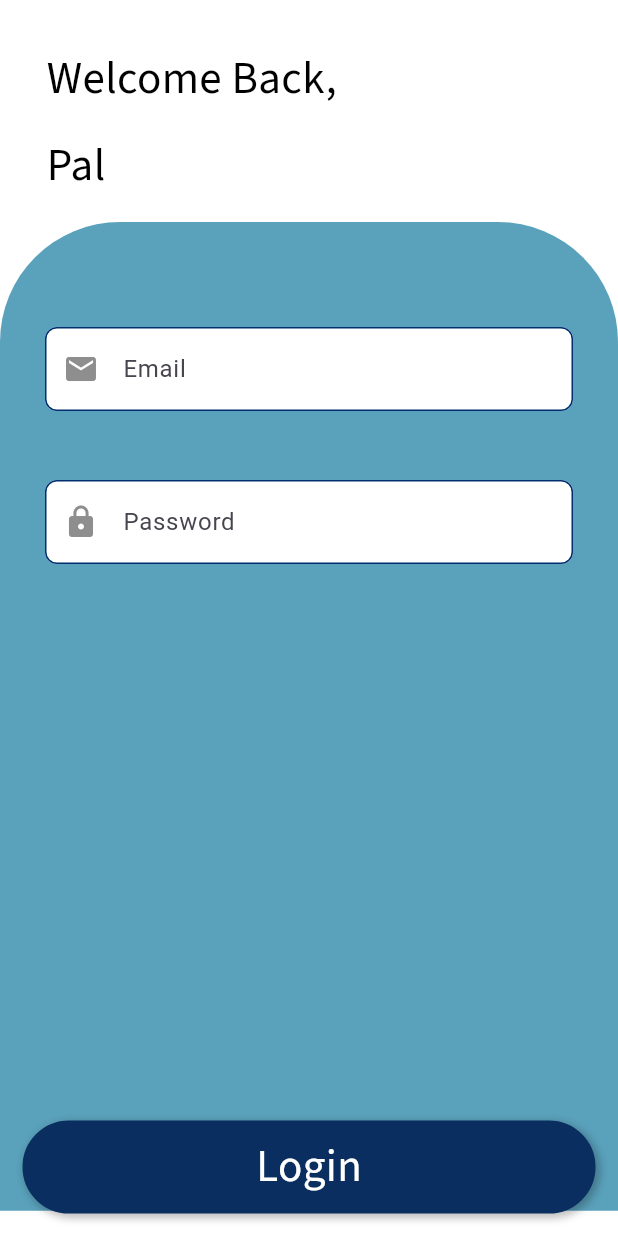
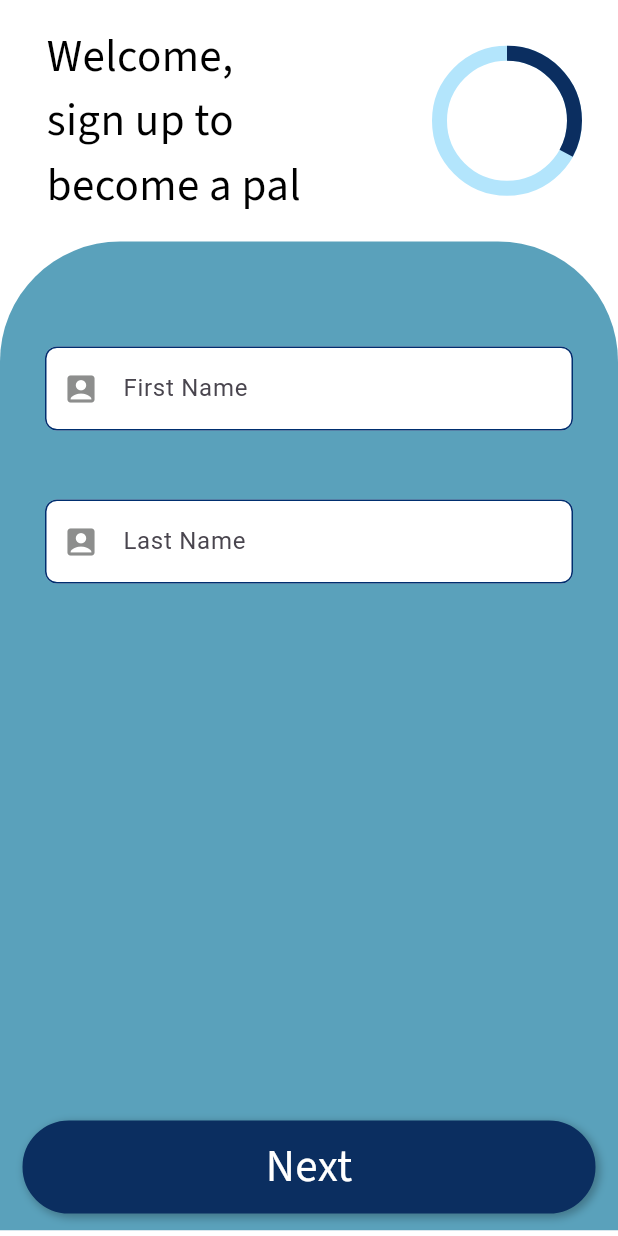
Before and after one commit to kjeff18/MuniciPal, a Flutter app: the screen it shows after launch, after a tap on "Sign Up", on a phone screen of 412 x 824 dp. Run offline on Flutter 3.47's test engine with Material 3 defaults, Android fonts, the phone set to English and light mode, and no system bars; our stand-ins replace dartz, flutter_svg, geolocator, google_fonts, google_maps_flutter, image_picker and 2 more; missing offline and left inert: amplify_api, amplify_auth_cognito, amplify_authenticator, amplify_core, amplify_flutter.

Commit message:
Adam (SignUp) Page

```diff
--- /dev/null
+++ b/municipal/lib/Page/SignUpPage/SignUpPage.dart
@@ -0,0 +1,116 @@
+import 'package:flutter/material.dart';
+import 'package:municipal/DesingContstant.dart';
+import 'package:municipal/widgets/CustomButton.dart';
+import 'package:municipal/widgets/SecondaryBackground.dart';
+import 'package:municipal/widgets/TextField.dart';
+import 'SignUpPage2.dart';
+
+class SignUpPage extends StatelessWidget {
+  SignUpPage({super.key});
+
+  final TextEditingController _firstnameController = TextEditingController();
+  final TextEditingController _lastnameController = TextEditingController();
+
+  void signup2Func(BuildContext context) {
+    // Navigate to SignUpPage
+    Navigator.push(
+      context,
+      MaterialPageRoute(builder: (context) => SignUpPage2()),
+    );
+  }
+
+  @override
+  Widget build(BuildContext context) {
+    return Scaffold(
+      backgroundColor: backgroundColor,
+      body: Column(
+        children: [
+          Padding(
+            padding: const EdgeInsets.all(16.0),
+            child: SafeArea(
+              child: Row(
+                crossAxisAlignment: CrossAxisAlignment.center,
+                children: [
+                  Expanded(
+                    child: Column(
+                      crossAxisAlignment: CrossAxisAlignment.start,
+                      children: [
+                        Padding(
+                          padding: const EdgeInsets.symmetric(horizontal: defaultPadding),
+                          child: Text(
+                            "Welcome,",
+                            style: textFont.copyWith(color: textColor, fontSize: HeadlineSize),
+                          ),
+                        ),
+                        Padding(
+                          padding: const EdgeInsets.symmetric(horizontal: defaultPadding),
+                          child: Text(
+                            'sign up to',
+                            style: textFont.copyWith(color: textColor, fontSize: HeadlineSize),
+                          ),
+                        ),
+                        Padding(
+                          padding: const EdgeInsets.symmetric(horizontal: defaultPadding),
+                          child: Text(
+                            'become a pal',
+                            style: textFont.copyWith(color: textColor, fontSize: HeadlineSize),
+                          ),
+                        ),
+                      ],
+                    ),
+                  ),
+                  Transform.translate(
+                    offset: Offset(-40.0, 0.0),
+                    child: Transform.scale(
+                      scale: 2.5,
+                      child: CircularProgressIndicator(
+                        strokeWidth: 4.0,
+                        valueColor: AlwaysStoppedAnimation<Color>(accentColor),
+                        backgroundColor: Colors.lightBlue[100],
+                        value: 0.33,
+                      ),
+                    ),
+                  ),
+                ],
+              ),
+            ),
+          ),
+          Expanded(
+            child: Stack(
+              children: [
+                Secondarybackground(),
+                Padding(
+                  padding: const EdgeInsets.all(defaultPadding),
+                  child: Column(
+                    mainAxisAlignment: MainAxisAlignment.start,
+                    children: [
+                      SizedBox(height: 40),
+                      CustomTextField(
+                        hintText: 'First Name',
+                        controller: _firstnameController,
+                        icon: Icon(Icons.account_box_rounded),
+                      ),
+                      const SizedBox(height: 16),
+                      CustomTextField(
+                        hintText: 'Last Name',
+                        controller: _lastnameController,
+                        icon: Icon(Icons.account_box_rounded),
+                        obscureText: true,
+                      ),
+                      Spacer(),
+                      CustomButton(
+                        text: 'Next',
+                        onPressed: () => signup2Func(context),
+                        blueButton: true,
+                      )
+                    ],
+                  ),
+                ),
+              ],
+            ),
+          ),
+        ],
+      ),
+    );
+  }
+}
--- a/municipal/lib/Page/WelcomePage.dart
+++ b/municipal/lib/Page/WelcomePage.dart
@@ -2,6 +2,7 @@
 import 'package:flutter/material.dart';
 import 'package:municipal/DesingContstant.dart';
 import 'package:google_fonts/google_fonts.dart';
+import 'package:municipal/Page/SignUpPage/SignUpPage.dart';
 import 'package:municipal/widgets/CustomAppBar.dart';
 import 'package:websafe_svg/websafe_svg.dart';
 import 'package:municipal/widgets/CustomButton.dart';
@@ -16,6 +17,13 @@
     Navigator.push(
       context,
       MaterialPageRoute(builder: (context) => LogInPage()),
+    );
+  }
+     void SignUpFunc(BuildContext context) {
+    // Navigate to LogInPage
+    Navigator.push(
+      context,
+      MaterialPageRoute(builder: (context) => SignUpPage()),
     );
   }
 
@@ -51,7 +59,7 @@
            Padding(
             padding: const EdgeInsets.symmetric(horizontal: defaultPadding*4, vertical: defaultPadding/2),
             child: CustomButton(text: 'Sign Up',
-            onPressed: () => loginFunc(context),
+            onPressed: () => SignUpFunc(context),
              blueButton: false
              ),
            )
```
Also changed, not shown: municipal/lib/Page/SignUpPage/SignUpPage2.dart (added, +142 -0 lines), municipal/lib/Page/SignUpPage/SignUpPage3.dart (added, +130 -0 lines).
